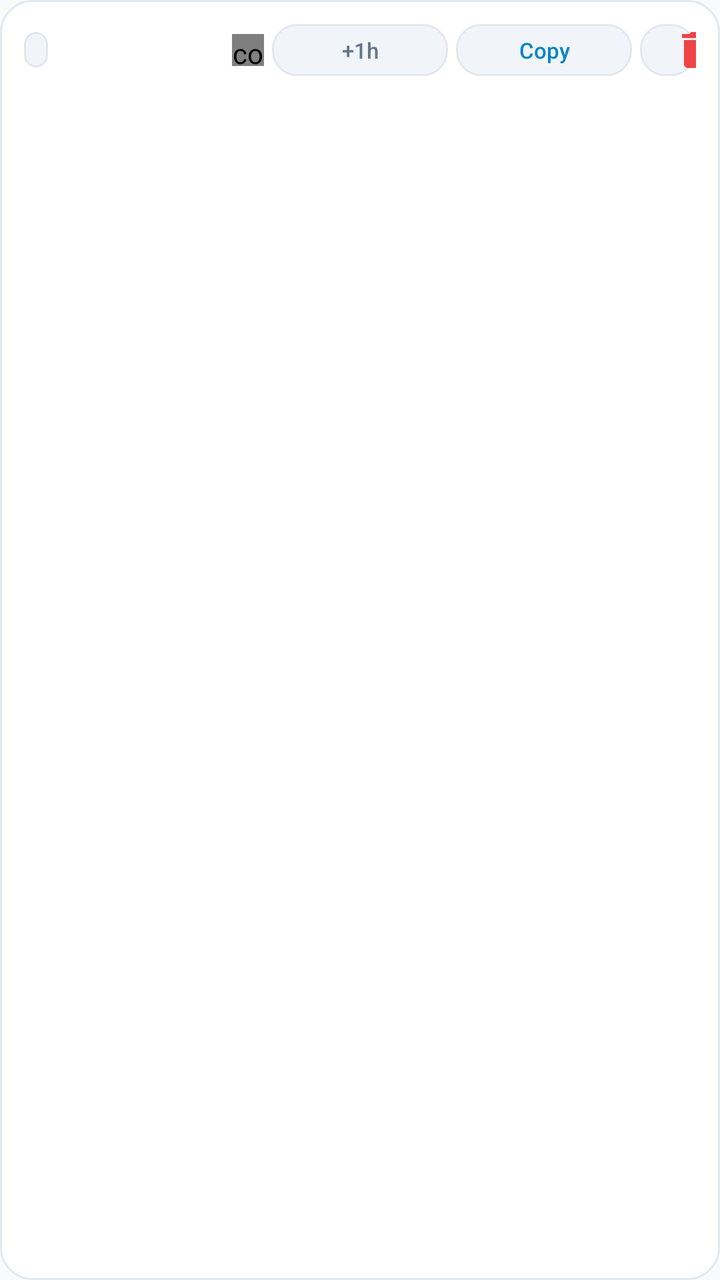
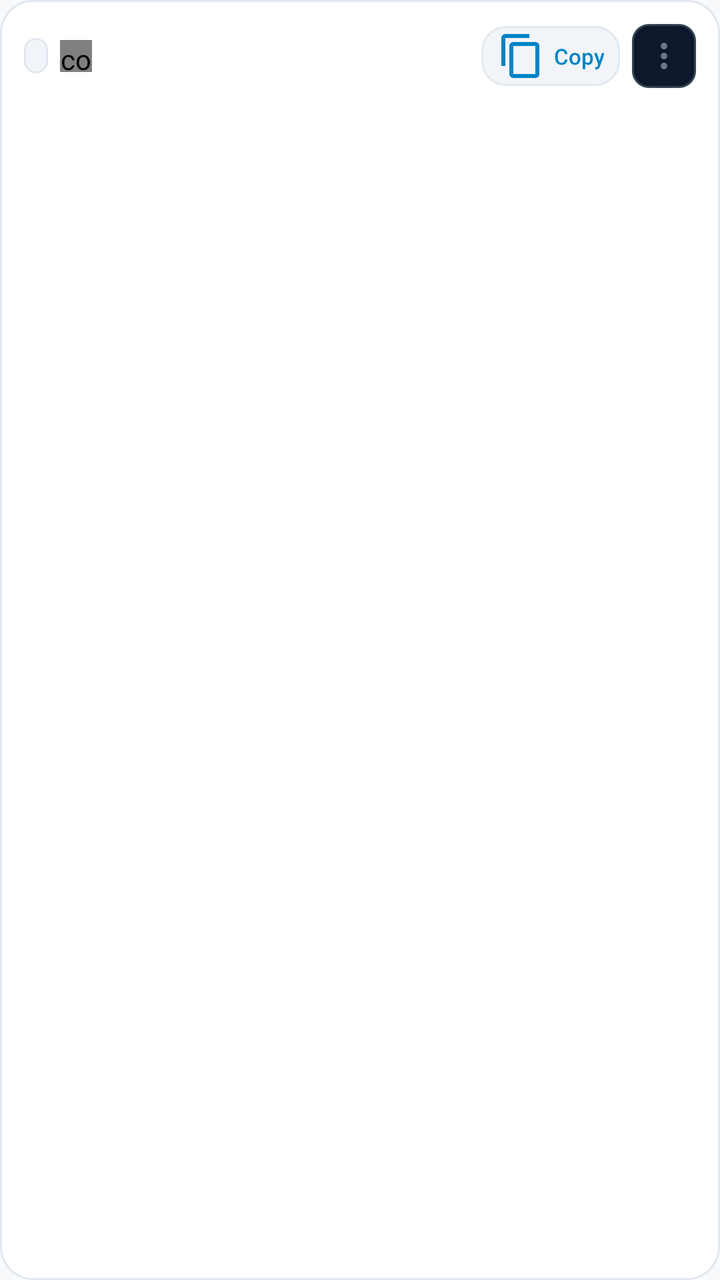

Two renders of the same Android screen: before a commit and after it. Below are the layout's source before the change and the commit's diff.
<!-- AndroidManifest.xml: application theme Theme.Teilen -->
<!-- res/layout/item_feed.xml -->
<?xml version="1.0" encoding="utf-8"?>
<LinearLayout xmlns:android="http://schemas.android.com/apk/res/android"
    android:layout_width="match_parent"
    android:layout_height="wrap_content"
    android:background="@drawable/bg_card"
    android:baselineAligned="false"
    android:orientation="vertical"
    android:padding="12dp">

    
    <LinearLayout
        android:id="@+id/feed_header_bar"
        android:layout_width="match_parent"
        android:layout_height="wrap_content"
        android:gravity="center_vertical"
        android:orientation="horizontal">

        
        <TextView
            android:id="@+id/feed_kind"
            style="@style/Text.Section"
            android:layout_width="wrap_content"
            android:layout_height="wrap_content"
            android:background="@drawable/bg_badge"
            android:paddingStart="6dp"
            android:paddingTop="2dp"
            android:paddingEnd="6dp"
            android:paddingBottom="2dp"
            android:textColor="@color/accent"
            android:textSize="10sp"
            android:textStyle="bold" />

        <TextView
            android:id="@+id/feed_meta"
            style="@style/Text.Tabular"
            android:layout_width="0dp"
            android:layout_height="wrap_content"
            android:layout_marginStart="6dp"
            android:layout_weight="1"
            android:ellipsize="end"
            android:singleLine="true"
            android:textColor="@color/text_secondary"
            android:textSize="11sp" />

        
        <LinearLayout
            android:layout_width="wrap_content"
            android:layout_height="wrap_content"
            android:gravity="center_vertical"
            android:orientation="horizontal">

            
            <com.teilen.app.CountdownRingView
                android:id="@+id/feed_ring"
                android:layout_width="16dp"
                android:layout_height="16dp"
                android:layout_marginEnd="4dp" />

            
            <Button
                android:id="@+id/feed_action_extend"
                style="@style/Button.Outline"
                android:layout_width="wrap_content"
                android:layout_height="26dp"
                android:layout_marginEnd="4dp"
                android:minHeight="26dp"
                android:paddingStart="6dp"
                android:paddingEnd="6dp"
                android:text="+1h"
                android:textColor="@color/text_secondary"
                android:textSize="11sp" />

            
            <Button
                android:id="@+id/feed_action_copy"
                style="@style/Button.Outline"
                android:layout_width="wrap_content"
                android:layout_height="26dp"
                android:layout_marginEnd="4dp"
                android:minHeight="26dp"
                android:paddingStart="6dp"
                android:paddingEnd="6dp"
                android:text="Copy"
                android:textColor="@color/accent"
                android:textSize="11sp" />

            
            <Button
                android:id="@+id/feed_action_download"
                style="@style/Button.Outline"
                android:layout_width="wrap_content"
                android:layout_height="26dp"
                android:layout_marginEnd="4dp"
                android:minHeight="26dp"
                android:paddingStart="6dp"
                android:paddingEnd="6dp"
                android:drawableStart="@drawable/ic_download"
                android:drawablePadding="2dp"
                android:drawableTint="@color/accent"
                android:text="DL"
                android:textColor="@color/accent"
                android:textSize="11sp"
                android:visibility="gone" />

            
            <Button
                android:id="@+id/feed_action_open"
                style="@style/Button.Outline"
                android:layout_width="wrap_content"
                android:layout_height="26dp"
                android:layout_marginEnd="4dp"
                android:minHeight="26dp"
                android:paddingStart="6dp"
                android:paddingEnd="6dp"
                android:text="Open"
                android:textColor="@color/accent"
                android:textSize="11sp"
                android:visibility="gone" />

            
            <Button
                android:id="@+id/feed_action_code"
                style="@style/Button.Outline"
                android:layout_width="wrap_content"
                android:layout_height="26dp"
                android:layout_marginEnd="4dp"
                android:minHeight="26dp"
                android:paddingStart="6dp"
                android:paddingEnd="6dp"
                android:text="&lt;&gt;"
                android:textColor="@color/text_secondary"
                android:textSize="11sp"
                android:visibility="gone" />

            
            <Button
                android:id="@+id/feed_action_expand"
                style="@style/Button.Outline"
                android:layout_width="wrap_content"
                android:layout_height="26dp"
                android:layout_marginEnd="4dp"
                android:minHeight="26dp"
                android:paddingStart="6dp"
                android:paddingEnd="6dp"
                android:text="Full"
                android:textColor="@color/text_secondary"
                android:textSize="11sp"
                android:visibility="gone" />

            
            <Button
                android:id="@+id/feed_action_delete"
                style="@style/Button.Outline"
                android:layout_width="28dp"
                android:layout_height="26dp"
                android:minWidth="28dp"
                android:minHeight="26dp"
                android:padding="4dp"
                android:drawableStart="@drawable/ic_trash"
                android:drawableTint="@color/danger"
                android:contentDescription="@string/delete_item" />
        </LinearLayout>
    </LinearLayout>

    
    <LinearLayout
        android:id="@+id/feed_body_container"
        android:layout_width="match_parent"
        android:layout_height="wrap_content"
        android:layout_marginTop="8dp"
        android:orientation="horizontal">

        <ImageView
            android:id="@+id/feed_thumb"
            android:layout_width="56dp"
            android:layout_height="56dp"
            android:layout_marginEnd="10dp"
            android:background="@drawable/bg_input"
            android:contentDescription="@string/feed_thumb"
            android:scaleType="centerCrop"
            android:visibility="gone" />

        <TextView
            android:id="@+id/feed_title"
            style="@style/Text.Body"
            android:layout_width="0dp"
            android:layout_height="wrap_content"
            android:layout_weight="1"
            android:lineSpacingMultiplier="1.18"
            android:textColor="@color/text_primary"
            android:textSize="14sp" />
    </LinearLayout>

</LinearLayout>
<!-- resources referenced by this layout -->
<resources>
  <color name="accent">#0284C7</color>
  <color name="danger">#EF4444</color>
  <color name="text_primary">#0F172A</color>
  <color name="text_secondary">#64748B</color>
  <!-- drawable bg_badge (drawable) -->
  <?xml version="1.0" encoding="utf-8"?>
  <shape xmlns:android="http://schemas.android.com/apk/res/android"
      android:shape="rectangle">
      <solid android:color="@color/surface_alt" />
      <corners android:radius="6dp" />
      <stroke
          android:width="1dp"
          android:color="@color/surface_border" />
  </shape>
  <!-- drawable bg_card (drawable) -->
  <?xml version="1.0" encoding="utf-8"?>
  <shape xmlns:android="http://schemas.android.com/apk/res/android"
      android:shape="rectangle">
      <solid android:color="@color/surface" />
      <corners android:radius="16dp" />
      <stroke
          android:width="1dp"
          android:color="@color/surface_border" />
  </shape>
  <!-- drawable ic_download (drawable) -->
  <vector xmlns:android="http://schemas.android.com/apk/res/android"
      android:width="24dp"
      android:height="24dp"
      android:viewportWidth="24"
      android:viewportHeight="24">
      <path
          android:fillColor="#FFFFFFFF"
          android:pathData="M19,9h-4V3H9v6H5l7,7 7,-7zM5,18v2h14v-2H5z"/>
  </vector>
  <!-- drawable ic_trash (drawable) -->
  <vector xmlns:android="http://schemas.android.com/apk/res/android"
      android:width="24dp"
      android:height="24dp"
      android:viewportWidth="24"
      android:viewportHeight="24">
      <path
          android:fillColor="#FFFFFFFF"
          android:pathData="M6,19c0,1.1 0.9,2 2,2h8c1.1,0 2,-0.9 2,-2V7H6v12zM19,4h-3.5l-1,-1h-5l-1,1H5v2h14V4z"/>
  </vector>
  <string name="delete_item">Delete</string>
  <string name="feed_thumb">Shared image</string>
  <style name="Text.Body">
          <item name="android:textColor">@color/text_primary</item>
          <item name="android:textSize">15sp</item>
      </style>
  <style name="Text.Section">
          <item name="android:textColor">@color/text_secondary</item>
          <item name="android:textSize">11sp</item>
          <item name="android:textStyle">bold</item>
          <item name="android:letterSpacing">0.12</item>
          <item name="android:textAllCaps">true</item>
      </style>
  <style name="Text.Tabular">
          <item name="android:textColor">@color/text_secondary</item>
          <item name="android:textSize">13sp</item>
          <item name="android:fontFeatureSettings">tnum</item>
      </style>
  <color name="surface_alt">#F1F5F9</color>
  <color name="surface_border">#E2E8F0</color>
  <color name="surface">#FFFFFF</color>
  <color name="bg">#F8FAFC</color>
  <color name="text_muted">#94A3B8</color>
  <color name="nav_bg">#FFFFFF</color>
  <color name="ripple">#1F000000</color>
  <!-- unchanged entries left out for length: 4 -->
</resources>

<!-- the commit's change to res/layout/item_feed.xml (unified diff, before → after) -->
@@ -4,6 +4,7 @@
     android:layout_height="wrap_content"
     android:background="@drawable/bg_card"
     android:baselineAligned="false"
+    android:descendantFocusability="afterDescendants"
     android:orientation="vertical"
     android:padding="12dp">
 
@@ -30,6 +31,13 @@
             android:textSize="10sp"
             android:textStyle="bold" />
 
+        
+        <com.teilen.app.CountdownRingView
+            android:id="@+id/feed_ring"
+            android:layout_width="16dp"
+            android:layout_height="16dp"
+            android:layout_marginStart="6dp" />
+
         <TextView
             android:id="@+id/feed_meta"
             style="@style/Text.Tabular"
@@ -50,115 +58,50 @@
             android:orientation="horizontal">
 
             
-            <com.teilen.app.CountdownRingView
-                android:id="@+id/feed_ring"
-                android:layout_width="16dp"
-                android:layout_height="16dp"
-                android:layout_marginEnd="4dp" />
-
-            
-            <Button
-                android:id="@+id/feed_action_extend"
-                style="@style/Button.Outline"
-                android:layout_width="wrap_content"
-                android:layout_height="26dp"
-                android:layout_marginEnd="4dp"
-                android:minHeight="26dp"
-                android:paddingStart="6dp"
-                android:paddingEnd="6dp"
-                android:text="+1h"
-                android:textColor="@color/text_secondary"
-                android:textSize="11sp" />
-
-            
             <Button
                 android:id="@+id/feed_action_copy"
                 style="@style/Button.Outline"
                 android:layout_width="wrap_content"
-                android:layout_height="26dp"
-                android:layout_marginEnd="4dp"
-                android:minHeight="26dp"
-                android:paddingStart="6dp"
-                android:paddingEnd="6dp"
+                android:layout_height="30dp"
+                android:layout_marginEnd="6dp"
+                android:minWidth="0dp"
+                android:minHeight="30dp"
+                android:paddingStart="8dp"
+                android:paddingTop="0dp"
+                android:paddingEnd="8dp"
+                android:paddingBottom="0dp"
+                android:drawableStart="@drawable/ic_copy"
+                android:drawablePadding="4dp"
+                android:drawableTint="@color/accent"
                 android:text="Copy"
                 android:textColor="@color/accent"
                 android:textSize="11sp" />
 
             
-            <Button
+            <ImageButton
                 android:id="@+id/feed_action_download"
-                style="@style/Button.Outline"
-                android:layout_width="wrap_content"
-                android:layout_height="26dp"
-                android:layout_marginEnd="4dp"
-                android:minHeight="26dp"
-                android:paddingStart="6dp"
-                android:paddingEnd="6dp"
-                android:drawableStart="@drawable/ic_download"
-                android:drawablePadding="2dp"
-                android:drawableTint="@color/accent"
-                android:text="DL"
-                android:textColor="@color/accent"
-                android:textSize="11sp"
+                android:layout_width="32dp"
+                android:layout_height="32dp"
+                android:layout_marginEnd="6dp"
+                android:background="@drawable/bg_icon_btn"
+                android:padding="6dp"
+                android:scaleType="fitCenter"
+                android:src="@drawable/ic_download"
+                android:tint="@color/accent"
+                android:contentDescription="Download"
                 android:visibility="gone" />
 
             
-            <Button
-                android:id="@+id/feed_action_open"
-                style="@style/Button.Outline"
-                android:layout_width="wrap_content"
-                android:layout_height="26dp"
-                android:layout_marginEnd="4dp"
-                android:minHeight="26dp"
-                android:paddingStart="6dp"
-                android:paddingEnd="6dp"
-                android:text="Open"
-                android:textColor="@color/accent"
-                android:textSize="11sp"
-                android:visibility="gone" />
-
-            
-            <Button
-                android:id="@+id/feed_action_code"
-                style="@style/Button.Outline"
-                android:layout_width="wrap_content"
-                android:layout_height="26dp"
-                android:layout_marginEnd="4dp"
-                android:minHeight="26dp"
-                android:paddingStart="6dp"
-                android:paddingEnd="6dp"
-                android:text="&lt;&gt;"
-                android:textColor="@color/text_secondary"
-                android:textSize="11sp"
-                android:visibility="gone" />
-
-            
-            <Button
-                android:id="@+id/feed_action_expand"
-                style="@style/Button.Outline"
-                android:layout_width="wrap_content"
-                android:layout_height="26dp"
-                android:layout_marginEnd="4dp"
-                android:minHeight="26dp"
-                android:paddingStart="6dp"
-                android:paddingEnd="6dp"
-                android:text="Full"
-                android:textColor="@color/text_secondary"
-                android:textSize="11sp"
-                android:visibility="gone" />
-
-            
-            <Button
-                android:id="@+id/feed_action_delete"
-                style="@style/Button.Outline"
-                android:layout_width="28dp"
-                android:layout_height="26dp"
-                android:minWidth="28dp"
-                android:minHeight="26dp"
-                android:padding="4dp"
-                android:drawableStart="@drawable/ic_trash"
-                android:drawableTint="@color/danger"
-                android:contentDescription="@string/delete_item" />
+            <ImageButton
+                android:id="@+id/feed_action_more"
+                android:layout_width="32dp"
+                android:layout_height="32dp"
+                android:background="@drawable/bg_icon_btn"
+                android:padding="6dp"
+                android:scaleType="fitCenter"
+                android:src="@drawable/ic_more_vert"
+                android:tint="@color/text_secondary"
+                android:contentDescription="More options" />
         </LinearLayout>
     </LinearLayout>
 
@@ -188,7 +131,12 @@
             android:layout_weight="1"
             android:lineSpacingMultiplier="1.18"
             android:textColor="@color/text_primary"
-            android:textSize="14sp" />
+            android:textSize="14sp"
+            android:textIsSelectable="true"
+            android:focusable="true"
+            android:focusableInTouchMode="true"
+            android:autoLink="web"
+            android:linksClickable="true" />
     </LinearLayout>
 
 </LinearLayout>
<!-- resource entries referenced after the edit -->
@@ -1,7 +1,6 @@
 <!-- resources referenced by this layout -->
 <resources>
   <color name="accent">#0284C7</color>
-  <color name="danger">#EF4444</color>
   <color name="text_primary">#0F172A</color>
   <color name="text_secondary">#64748B</color>
   <!-- drawable bg_badge (drawable) -->
@@ -24,6 +23,35 @@
           android:width="1dp"
           android:color="@color/surface_border" />
   </shape>
+  <!-- drawable bg_icon_btn (drawable) -->
+  <?xml version="1.0" encoding="utf-8"?>
+  <selector xmlns:android="http://schemas.android.com/apk/res/android">
+      <item android:state_pressed="true">
+          <shape android:shape="rectangle">
+              <corners android:radius="8dp" />
+              <solid android:color="#2638BDF8" />
+              <stroke android:width="1dp" android:color="@color/accent" />
+          </shape>
+      </item>
+      <item>
+          <shape android:shape="rectangle">
+              <corners android:radius="8dp" />
+              <solid android:color="#0F172A" />
+              <stroke android:width="1dp" android:color="#334155" />
+          </shape>
+      </item>
+  </selector>
+  <!-- drawable ic_copy (drawable) -->
+  <?xml version="1.0" encoding="utf-8"?>
+  <vector xmlns:android="http://schemas.android.com/apk/res/android"
+      android:width="24dp"
+      android:height="24dp"
+      android:viewportWidth="24"
+      android:viewportHeight="24">
+      <path
+          android:fillColor="@color/accent"
+          android:pathData="M16,1L4,1c-1.1,0 -2,0.9 -2,2v14h2L4,3h12L16,1zM19,5L8,5c-1.1,0 -2,0.9 -2,2v14c0,1.1 0.9,2 2,2h11c1.1,0 2,-0.9 2,-2L21,7c0,-1.1 -0.9,-2 -2,-2zM19,21L8,21L8,7h11v14z" />
+  </vector>
   <!-- drawable ic_download (drawable) -->
   <vector xmlns:android="http://schemas.android.com/apk/res/android"
       android:width="24dp"
@@ -34,17 +62,17 @@
           android:fillColor="#FFFFFFFF"
           android:pathData="M19,9h-4V3H9v6H5l7,7 7,-7zM5,18v2h14v-2H5z"/>
   </vector>
-  <!-- drawable ic_trash (drawable) -->
+  <!-- drawable ic_more_vert (drawable) -->
+  <?xml version="1.0" encoding="utf-8"?>
   <vector xmlns:android="http://schemas.android.com/apk/res/android"
       android:width="24dp"
       android:height="24dp"
       android:viewportWidth="24"
       android:viewportHeight="24">
       <path
-          android:fillColor="#FFFFFFFF"
-          android:pathData="M6,19c0,1.1 0.9,2 2,2h8c1.1,0 2,-0.9 2,-2V7H6v12zM19,4h-3.5l-1,-1h-5l-1,1H5v2h14V4z"/>
+          android:fillColor="@color/text_secondary"
+          android:pathData="M12,8c1.1,0 2,-0.9 2,-2s-0.9,-2 -2,-2 -2,0.9 -2,2 0.9,2 2,2zM12,10c-1.1,0 -2,0.9 -2,2s0.9,2 2,2 2,-0.9 2,-2 -0.9,-2 -2,-2zM12,16c-1.1,0 -2,0.9 -2,2s0.9,2 2,2 2,-0.9 2,-2 -0.9,-2 -2,-2z" />
   </vector>
-  <string name="delete_item">Delete</string>
   <string name="feed_thumb">Shared image</string>
   <style name="Text.Body">
           <item name="android:textColor">@color/text_primary</item>
